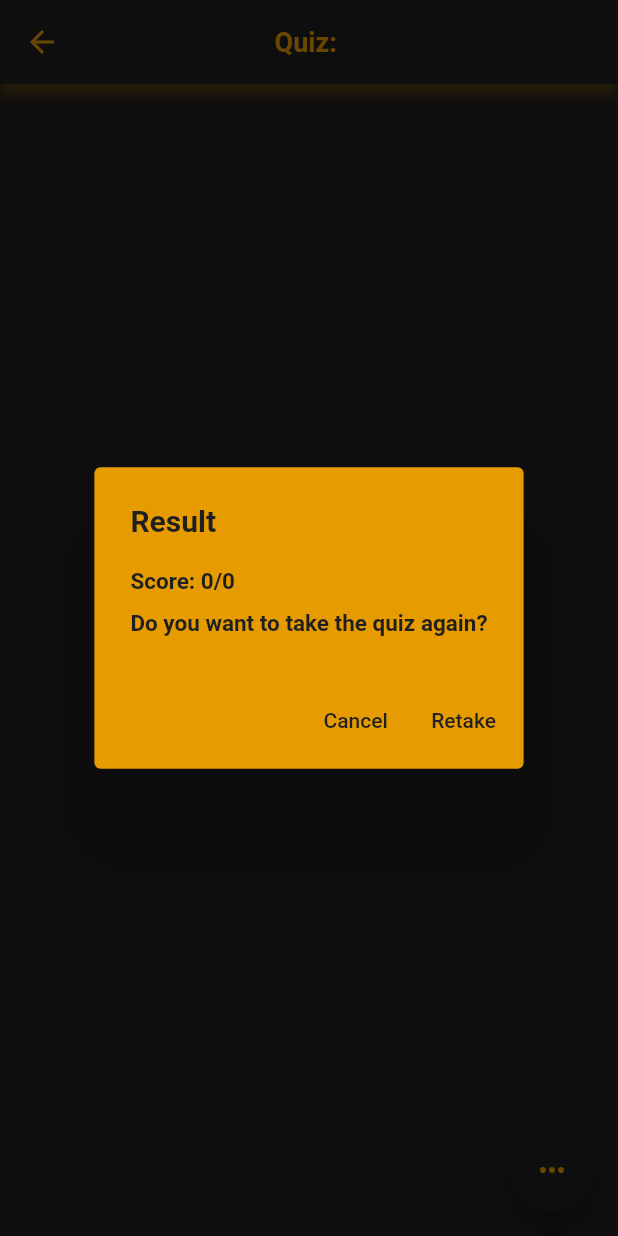
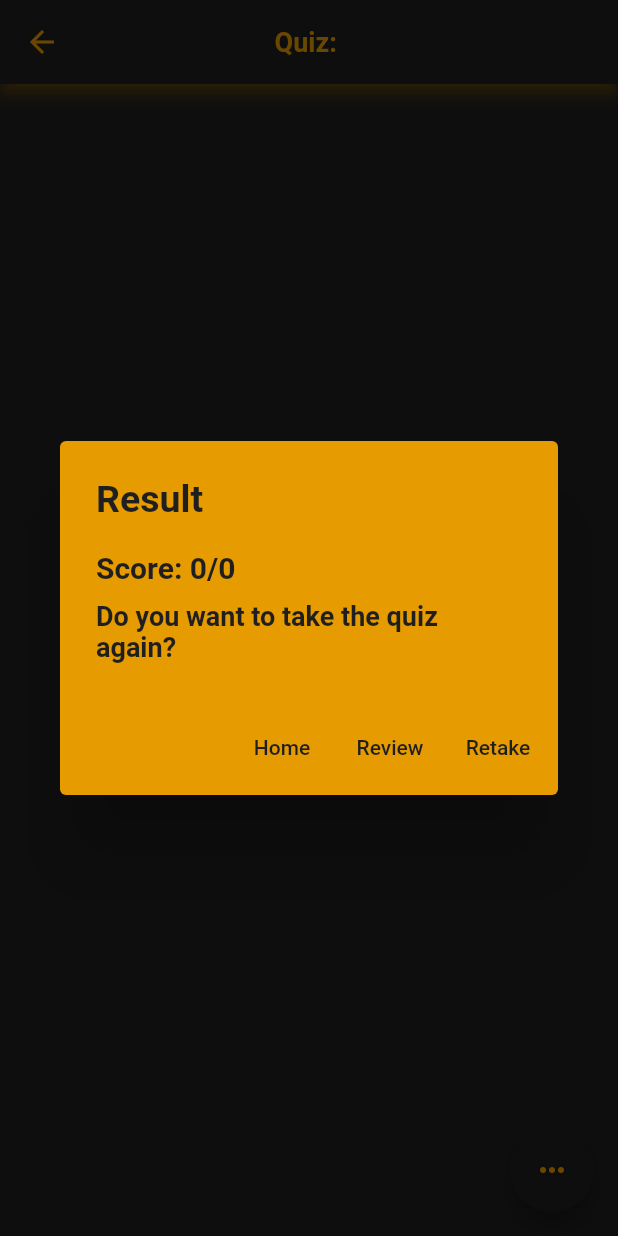
Before and after one commit to fritzlamparas/StudyForge, a Flutter app: the SecondPage screen opened directly with empty values, after a tap on the "keyboard control" icon, on a phone screen of 412 x 824 dp. Run offline on Flutter 3.47's test engine with Material 2 defaults, Android fonts, the phone set to English and light mode, and no system bars; our stand-ins replace cloud_firestore, firebase_core, flutter_native_splash; accounts and stored records are empty.

Commit message:
0731 secadjustments

```diff
--- a/lib/nav_pages/aboutUs.dart
+++ b/lib/nav_pages/aboutUs.dart
@@ -43,7 +43,7 @@ class AboutUsPage extends StatelessWidget {
             Container(
               padding: const EdgeInsets.fromLTRB(20, 10, 20, 10),
               child: const Text(
-                'StudyForge is a mobile app designed to aid computer engineering students in preparing for their pre-board exams. The app employs a quiz tool to test users on crucial exam topics, providing a streamlined and effective study experience with its user-friendly interface. StudyForge is an essential companion for students seeking comprehensive review in the field of computer engineering.',
+                'StudyForge is a mobile app designed to aid computer engineering students in preparing for their exams. The app employs a quiz tool to test users on crucial exam topics, providing a streamlined and effective study experience with its user-friendly interface. StudyForge is an essential companion for students seeking comprehensive review in the field of computer engineering.',
                 style: TextStyle(
                     fontSize: 18,
                     fontFamily: 'RobotoMedium',
--- a/lib/widgets/quiz.dart
+++ b/lib/widgets/quiz.dart
@@ -15,7 +15,7 @@ class _SecondPageState extends State<SecondPage> {
   List<Object> _questionsList = [];
   int correctAnswers = 0;
   int totalQuestions = 0;
-
+  int answeredQuestions = 0;
   bool isLoading = false; // Add a loading indicator variable
 
   @override
@@ -35,7 +35,7 @@ class _SecondPageState extends State<SecondPage> {
             style: TextStyle(
               color: Color.fromRGBO(31, 31, 31, 1.0),
               fontWeight: FontWeight.bold,
-              fontSize: 20,
+              fontSize: 25,
             ),
           ),
           content: Column(
@@ -47,7 +47,7 @@ class _SecondPageState extends State<SecondPage> {
                 style: const TextStyle(
                   color: Color.fromRGBO(31, 31, 31, 1.0),
                   fontWeight: FontWeight.bold,
-                  fontSize: 15,
+                  fontSize: 20,
                 ),
               ),
               const SizedBox(
@@ -58,7 +58,7 @@ class _SecondPageState extends State<SecondPage> {
                 style: TextStyle(
                   color: Color.fromRGBO(31, 31, 31, 1.0),
                   fontWeight: FontWeight.bold,
-                  fontSize: 15,
+                  fontSize: 18,
                 ),
               ),
             ],
@@ -66,10 +66,19 @@ class _SecondPageState extends State<SecondPage> {
           actions: [
             TextButton(
               onPressed: () {
+                Navigator.popUntil(context, (route) => route.isFirst);
+              },
+              child: const Text(
+                "Home",
+                style: TextStyle(color: Color.fromRGBO(31, 31, 31, 1.0)),
+              ),
+            ),
+            TextButton(
+              onPressed: () {
                 Navigator.of(context).pop(); // Close the dialog
               },
               child: const Text(
-                "Cancel",
+                "Review",
                 style: TextStyle(color: Color.fromRGBO(31, 31, 31, 1.0)),
               ),
             ),
@@ -127,6 +136,12 @@ class _SecondPageState extends State<SecondPage> {
                               correctAnswers++;
                             });
                           }
+                          setState(() {
+                            answeredQuestions++;
+                          });
+                          if (answeredQuestions == totalQuestions) {
+                            _showResetConfirmationDialog(); // Show score dialog if all questions are answered
+                          }
                         },
                       );
                     },
@@ -165,6 +180,7 @@ class _SecondPageState extends State<SecondPage> {
       setState(() {
         correctAnswers = 0;
         totalQuestions = 0;
+        answeredQuestions = 0;
         _questionsList.clear();
         getQuestionsList();
         isLoading = false;
```
